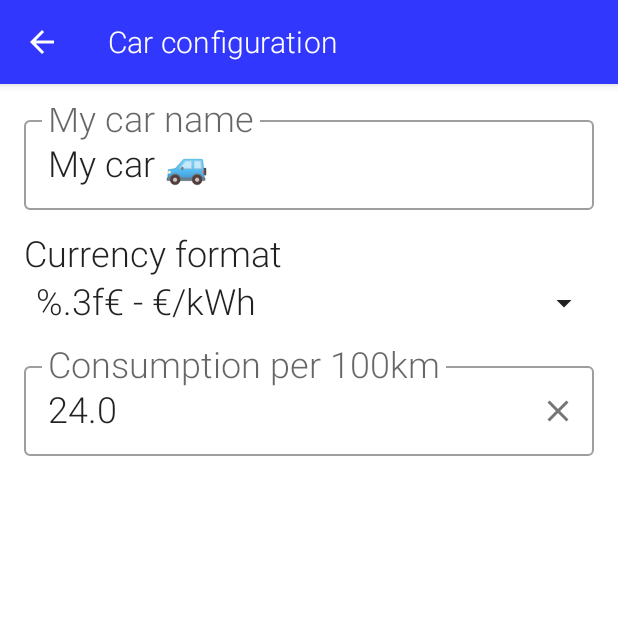
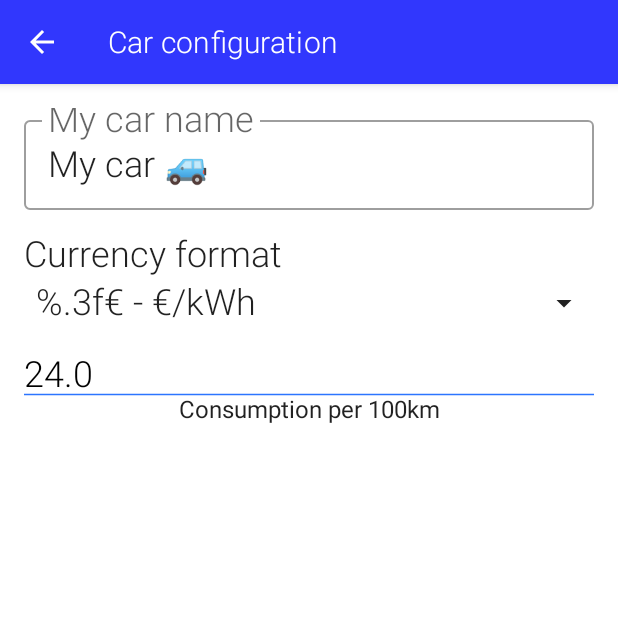
Before and after one commit to jccarrillocodes/eCost, an Android app built with Jetpack Compose: the composable MyCarScreen shown on its own in the app's theme, on a phone screen of 412 x 824 dp, the top half of it. Run offline under Robolectric (Android 15) with nearby library versions, the phone set to English and light mode, and no system bars; our stand-ins replace Dagger/Hilt's generated code; 4 statements that could not run were skipped.

Commit message:
Tunned Text field for quantities

```diff
--- a/app/src/main/java/es/jccarrillo/ecost/main/presentation/QuantityTextField.kt
+++ b/app/src/main/java/es/jccarrillo/ecost/main/presentation/QuantityTextField.kt
@@ -1,6 +1,10 @@
 package es.jccarrillo.ecost.main.presentation
 
+import androidx.compose.foundation.layout.Column
+import androidx.compose.foundation.layout.IntrinsicSize
 import androidx.compose.foundation.layout.fillMaxWidth
+import androidx.compose.foundation.layout.width
+import androidx.compose.foundation.text.BasicTextField
 import androidx.compose.foundation.text.KeyboardActions
 import androidx.compose.foundation.text.KeyboardOptions
 import androidx.compose.material.*
@@ -9,23 +13,32 @@ import androidx.compose.material.icons.filled.Clear
 import androidx.compose.runtime.*
 import androidx.compose.ui.ExperimentalComposeUiApi
 import androidx.compose.ui.Modifier
+import androidx.compose.ui.draw.drawWithContent
 import androidx.compose.ui.focus.FocusRequester
 import androidx.compose.ui.focus.focusRequester
+import androidx.compose.ui.geometry.Offset
+import androidx.compose.ui.graphics.Color
 import androidx.compose.ui.platform.LocalSoftwareKeyboardController
 import androidx.compose.ui.text.TextRange
+import androidx.compose.ui.text.TextStyle
 import androidx.compose.ui.text.input.ImeAction
 import androidx.compose.ui.text.input.KeyboardType
 import androidx.compose.ui.text.input.TextFieldValue
+import androidx.compose.ui.text.style.TextAlign
+import androidx.compose.ui.unit.dp
 import kotlinx.coroutines.android.awaitFrame
 
 @OptIn(ExperimentalComposeUiApi::class)
 @Composable
 fun QuantityTextField(
     value: String,
-    label: String,
     changeValue: (String) -> Unit,
+    modifier: Modifier = Modifier,
+    label: String = "",
+    textStyle: TextStyle = MaterialTheme.typography.h5,
+    borderColor: Color = MaterialTheme.colors.primaryVariant,
     readOnly: Boolean = false,
-    requestFocus: Boolean = false
+    requestFocus: Boolean = true
 ) {
     val keyboardController = LocalSoftwareKeyboardController.current
     val focusRequester = remember { FocusRequester() }
@@ -45,36 +58,54 @@ fun QuantityTextField(
                 selection = TextRange(value.length)
             )
 
-    OutlinedTextField(
+    Column(
+        modifier = modifier
+    ) {
+        BasicTextField(
             value = textFieldValueState,
-        readOnly = readOnly,
             onValueChange = {
                 textFieldValueState = it
                 changeValue(it.text)
             },
-        label = { Text(label, style = MaterialTheme.typography.h5) },
-        textStyle = MaterialTheme.typography.h5,
+            readOnly = readOnly,
+            textStyle = textStyle,
+            singleLine = true,
             keyboardOptions = KeyboardOptions(
                 imeAction = ImeAction.Done, keyboardType = KeyboardType.Decimal
             ),
             keyboardActions = KeyboardActions(onDone = { keyboardController?.hide() }),
-        trailingIcon = {
-            if (value.isNotEmpty() && !readOnly) {
-                IconButton(onClick = {
-                    textFieldValueState = textFieldValueState.copy(text = "")
-                    changeValue("")
-                }) {
-                    Icon(imageVector = Icons.Default.Clear, contentDescription = "Clear")
-                }
-            }
-        },
             modifier = Modifier
                 .fillMaxWidth()
+                .drawWithContent {
+                    drawContent()
+                    drawLine(
+                        color = borderColor,
+                        start = Offset(
+                            x = 0f,
+                            y = size.height - 1.dp.toPx(),
+                        ),
+                        end = Offset(
+                            x = size.width,
+                            y = size.height - 1.dp.toPx(),
+                        ),
+                        strokeWidth = 1.dp.toPx(),
+                    )
+                }
                 .focusRequester(focusRequester)
         )
 
-    LaunchedEffect(focusRequester, requestFocus) {
-        if (requestFocus) {
+        if (label.isNotEmpty()) {
+            Text(
+                text = label,
+                textAlign = TextAlign.Center,
+                style = MaterialTheme.typography.body1,
+                modifier = Modifier.fillMaxWidth()
+            )
+        }
+    }
+
+    LaunchedEffect(focusRequester, requestFocus, readOnly) {
+        if (requestFocus && !readOnly) {
             focusRequester.requestFocus()
             awaitFrame()
             keyboardController?.show()
```
Lines whose indentation alone changed are shown as unchanged.
